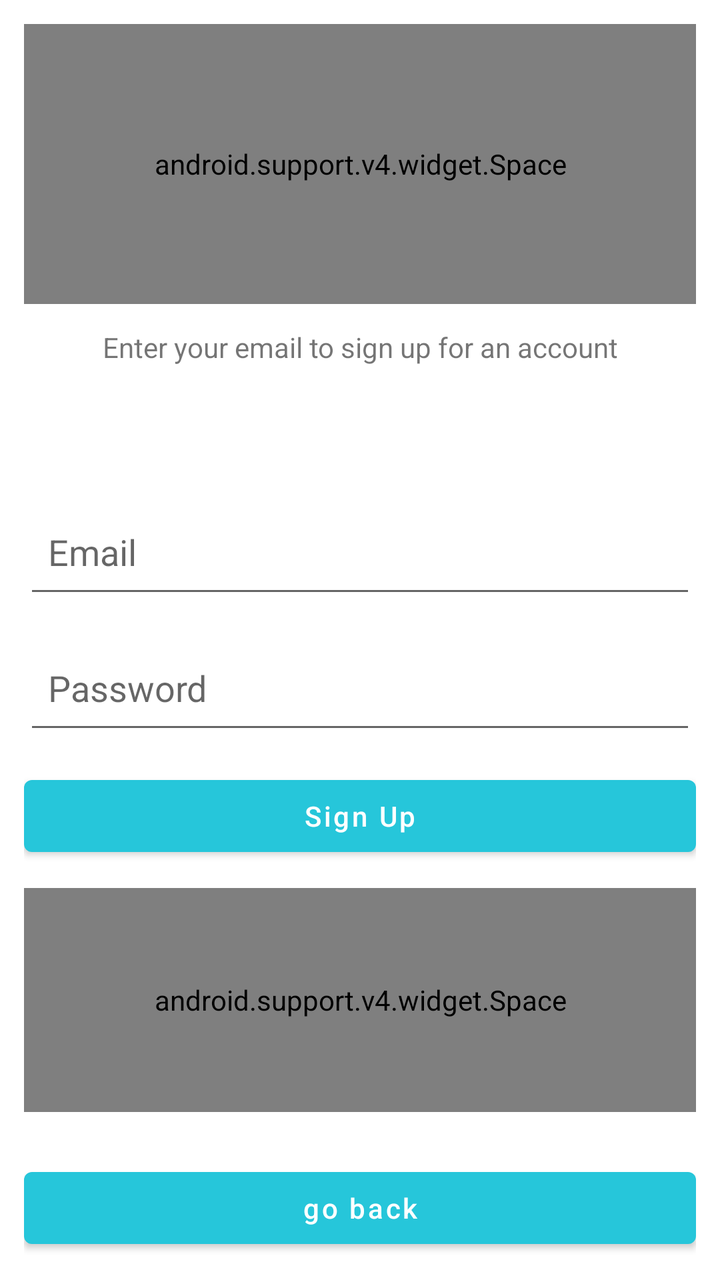
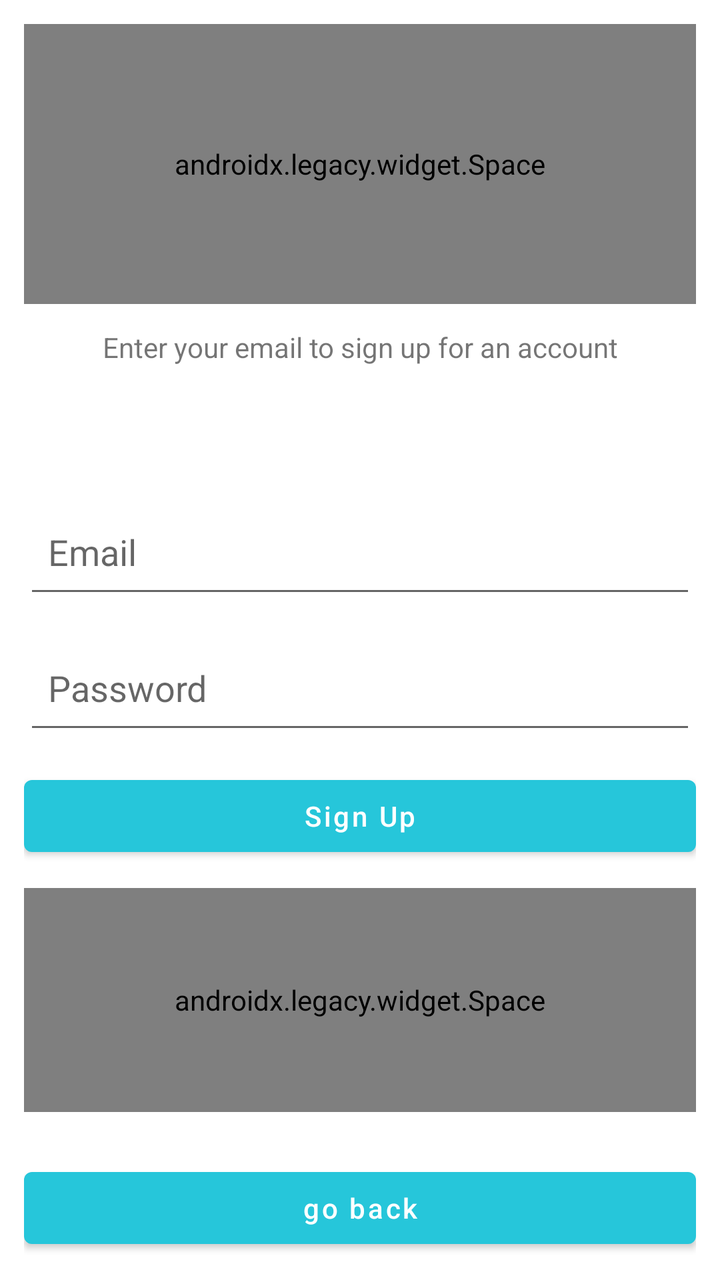

Compare the two renders of this Android layout. The source of the first and the diff that turns it into the second are given below.
<!-- AndroidManifest.xml: activity theme LoggedOutTheme -->
<!-- res/layout/activity_signup.xml -->
<?xml version="1.0" encoding="utf-8"?>
<RelativeLayout
    xmlns:android="http://schemas.android.com/apk/res/android"
    xmlns:tools="http://schemas.android.com/tools"
    tools:context="com.oo0o0o.colorphoria.activities.loggedoutactivites.ResetPasswordActivity"
    android:layout_width="match_parent"
    android:layout_height="match_parent"
    android:gravity="center"
    android:orientation="vertical" >

    <LinearLayout
        xmlns:android="http://schemas.android.com/apk/res/android"
        xmlns:tools="http://schemas.android.com/tools"
        tools:context="com.oo0o0o.colorphoria.activities.loggedoutactivites.ResetPasswordActivity"
        android:layout_width="match_parent"
        android:layout_height="match_parent"
        android:orientation="vertical"
        android:padding="@dimen/activity_horizontal_margin">

        <android.support.v4.widget.Space
            android:layout_width="match_parent"
            android:layout_height="0dp"
            android:layout_weight="5"/>

        <TextView
            android:layout_width="match_parent"
            android:layout_height="0dp"
            android:layout_weight="3"
            android:layout_marginBottom="@dimen/activity_horizontal_margin"
            android:gravity="center_horizontal"
            android:padding="@dimen/activity_horizontal_margin"
            android:text="@string/signup_message"
            android:textSize="14sp" />

        <EditText
            android:id="@+id/email_edit_text"
            android:layout_width="match_parent"
            android:layout_height="0dp"
            android:layout_weight="2"
            android:layout_marginBottom="@dimen/activity_horizontal_margin"
            android:hint="@string/email_hint"
            android:padding="@dimen/activity_horizontal_margin"
            android:inputType="textEmailAddress" />

        <EditText
            android:id="@+id/password_edit_text"
            android:layout_width="match_parent"
            android:layout_height="0dp"
            android:layout_weight="2"
            android:layout_marginBottom="@dimen/activity_horizontal_margin"
            android:padding="@dimen/activity_horizontal_margin"
            android:hint="@string/password_hint"
            android:inputType="textPassword" />

        <Button
            android:id="@+id/sign_up_button"
            android:layout_width="match_parent"
            android:layout_height="wrap_content"
            android:layout_marginBottom="@dimen/activity_horizontal_margin"
            android:text="@string/signup_button"
            android:gravity="center"
            android:textColor="@color/colorPrimary"
            android:fontFamily="sans-serif-medium"
            android:textAllCaps="false" />

        <android.support.v4.widget.Space
            android:layout_width="match_parent"
            android:layout_height="0dp"
            android:layout_weight="4"/>

        
        <Button
            android:id="@+id/sign_in_button"
            android:layout_width="match_parent"
            android:layout_height="wrap_content"
            android:layout_marginTop="24dp"
            android:text="@string/back_button_link"
            android:textAllCaps="false"
            />
    </LinearLayout>

    <include layout="@layout/progress">
    </include>
</RelativeLayout>
<!-- res/layout/progress.xml (included above) -->
<?xml version="1.0" encoding="utf-8"?>
<RelativeLayout xmlns:android="http://schemas.android.com/apk/res/android"
android:id="@+id/progress_bar_layout"
android:layout_width="match_parent"
android:layout_height="match_parent"
android:background="#99000000"
android:visibility="gone">
<ProgressBar
    style="?android:attr/progressBarStyleLarge"
    android:layout_width="wrap_content"
    android:layout_height="wrap_content"
    android:id="@+id/progress_bar"
    android:layout_centerVertical="true"
    android:layout_centerHorizontal="true"
    android:indeterminate="true"
    android:visibility="visible"/>
</RelativeLayout>
<!-- resources referenced by this layout -->
<resources>
  <color name="colorPrimary">#ffffffff</color>
  <dimen name="activity_horizontal_margin">12dp</dimen>
  <string name="back_button_link">go back</string>
  <string name="email_hint">Email</string>
  <string name="password_hint">Password</string>
  <string name="signup_button">Sign Up</string>
  <string name="signup_message">Enter your email to sign up for an account</string>
  <style name="LoggedOutTheme" parent="AppTheme">
          <item name="windowActionBar">false</item>
          <item name="windowNoTitle">true</item>
      </style>
  <style name="AppTheme" parent="BaseTheme">
      </style>
  <style name="BaseTheme" parent="Theme.MaterialComponents.Light.DarkActionBar">
          <item name="colorPrimary">@color/colorSecondary</item>
          <item name="colorPrimaryDark">@color/colorSecondaryDark</item> 
          <item name="colorAccent">@color/colorSecondary</item> 
  
      </style>
  <color name="colorSecondary">#ff26c6da</color>
  <color name="colorSecondaryDark">#ff0095a8</color>
</resources>

<!-- the commit's change to res/layout/activity_signup.xml (unified diff, before → after) -->
@@ -17,7 +17,7 @@
         android:orientation="vertical"
         android:padding="@dimen/activity_horizontal_margin">
 
-        <android.support.v4.widget.Space
+        <androidx.legacy.widget.Space
             android:layout_width="match_parent"
             android:layout_height="0dp"
             android:layout_weight="5"/>
@@ -63,7 +63,7 @@
             android:fontFamily="sans-serif-medium"
             android:textAllCaps="false" />
 
-        <android.support.v4.widget.Space
+        <androidx.legacy.widget.Space
             android:layout_width="match_parent"
             android:layout_height="0dp"
             android:layout_weight="4"/>
